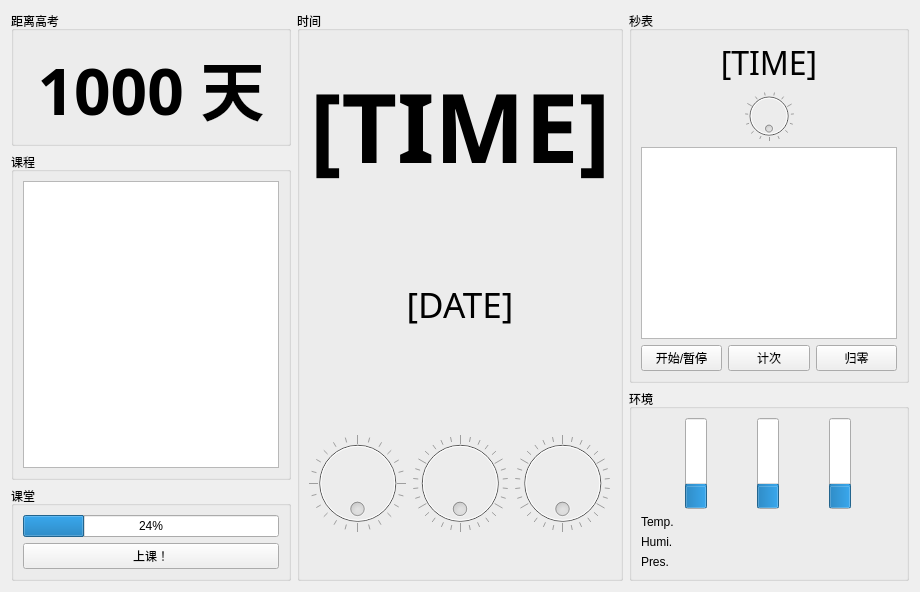
First picture: the form in mainWindow.ui, repository aaaaPotato/TheWonderfulClock, before the edit.
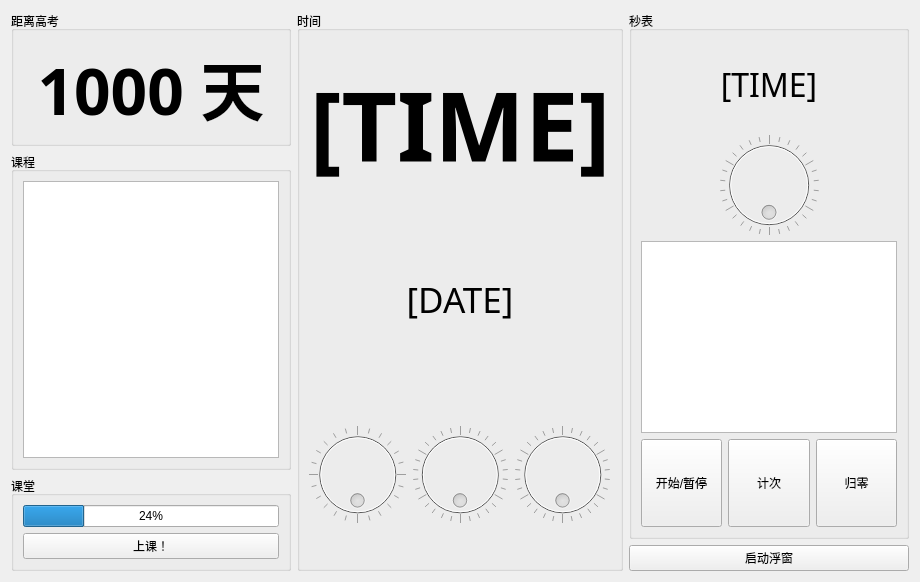
Second picture: the form after the edit.

Commit message: v1.1.0 实现浮窗功能！

```diff
--- a/mainWindow.ui
+++ b/mainWindow.ui
@@ -412,73 +412,10 @@
       </widget>
      </item>
      <item>
-      <widget class="QGroupBox" name="groupBox">
-       <property name="sizePolicy">
-        <sizepolicy hsizetype="Minimum" vsizetype="Preferred">
-         <horstretch>0</horstretch>
-         <verstretch>0</verstretch>
-        </sizepolicy>
+      <widget class="QPushButton" name="activateFWButton">
+       <property name="text">
+        <string>启动浮窗</string>
        </property>
-       <property name="title">
-        <string>环境</string>
-       </property>
-       <layout class="QVBoxLayout" name="verticalLayout">
-        <item>
-         <layout class="QHBoxLayout" name="horizontalLayout_4">
-          <item>
-           <widget class="QProgressBar" name="tempBar">
-            <property name="value">
-             <number>24</number>
-            </property>
-            <property name="orientation">
-             <enum>Qt::Orientation::Vertical</enum>
-            </property>
-           </widget>
-          </item>
-          <item>
-           <widget class="QProgressBar" name="humBar">
-            <property name="value">
-             <number>24</number>
-            </property>
-            <property name="orientation">
-             <enum>Qt::Orientation::Vertical</enum>
-            </property>
-           </widget>
-          </item>
-          <item>
-           <widget class="QProgressBar" name="preBar">
-            <property name="value">
-             <number>24</number>
-            </property>
-            <property name="orientation">
-             <enum>Qt::Orientation::Vertical</enum>
-            </property>
-           </widget>
-          </item>
-         </layout>
-        </item>
-        <item>
-         <widget class="QLabel" name="tempLabel">
-          <property name="text">
-           <string>Temp.</string>
-          </property>
-         </widget>
-        </item>
-        <item>
-         <widget class="QLabel" name="humLabel">
-          <property name="text">
-           <string>Humi.</string>
-          </property>
-         </widget>
-        </item>
-        <item>
-         <widget class="QLabel" name="preLabel">
-          <property name="text">
-           <string>Pres.</string>
-          </property>
-         </widget>
-        </item>
-       </layout>
       </widget>
      </item>
     </layout>
```
The commit also changes 12 other files.
